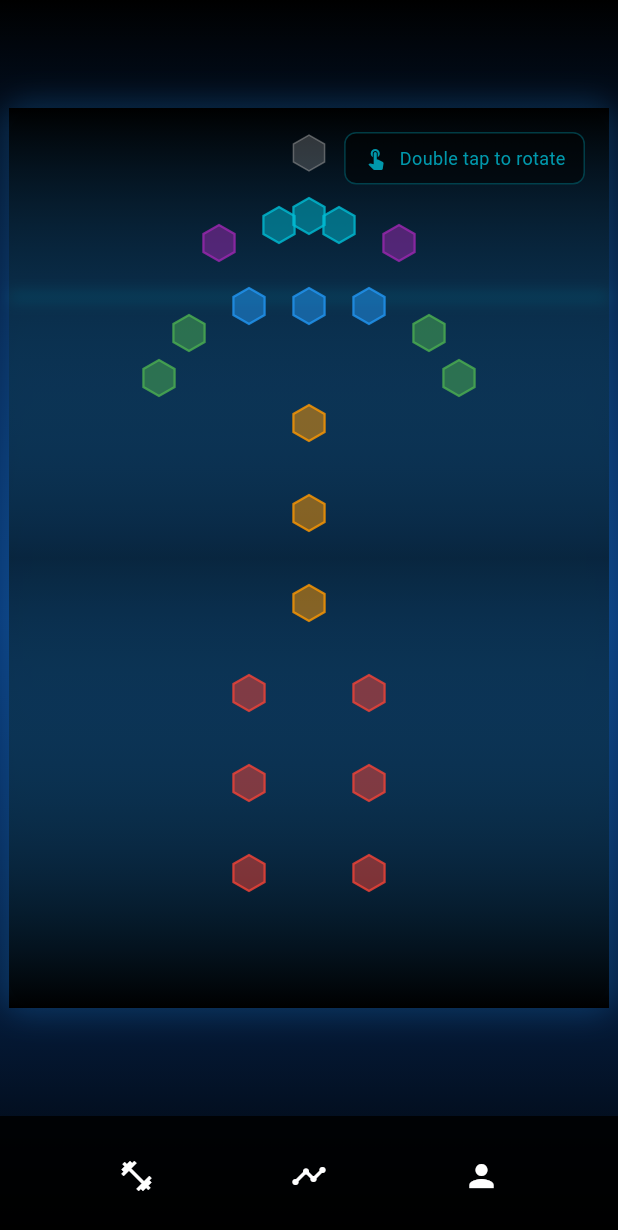
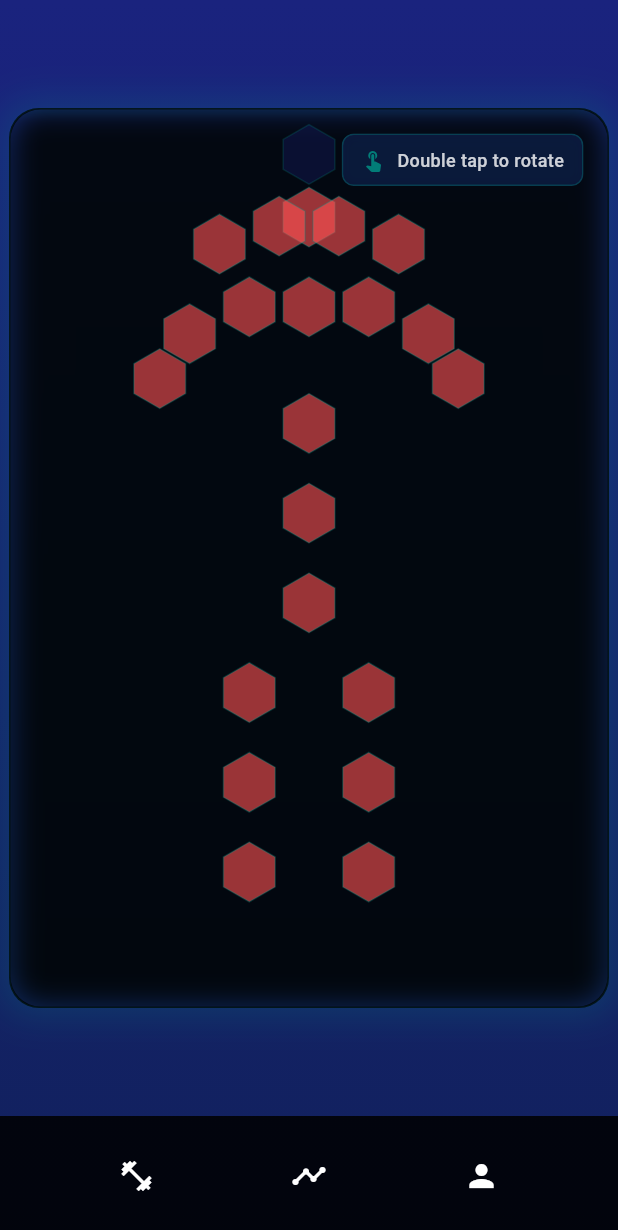
Before and after one commit to seppelz/fit, a Flutter app: the EnhancedBodyModelScreen screen opened directly, after a tap on the "fitness center" icon, on a phone screen of 412 x 824 dp. Shown: the top 1230 px of the screen. Run offline on Flutter 3.47's test engine with Material 3 defaults, Android fonts, the phone set to English and light mode, and no system bars; our stand-ins replace cloud_firestore, firebase_auth, firebase_core, google_sign_in, sign_in_with_apple, sqflite; accounts and stored records are empty; statements that could not run were skipped.

Commit message:
feat: update UI with professional theme and enhanced visual effects

```diff
--- a/lib/models/muscle_group_model.dart
+++ b/lib/models/muscle_group_model.dart
@@ -1,38 +1,63 @@
+import 'package:flutter/material.dart';
+
 enum MuscleGroups {
-    neck(
+  neck(
     displayName: 'Neck',
     description: 'Neck muscles including trapezius and levator scapulae',
+    baseColor: Color(0xFF8D6E63), // Brown[600]
   ),
   shoulders(
     displayName: 'Shoulders',
     description: 'Deltoids and rotator cuff muscles',
+    baseColor: Color(0xFF1E88E5), // Blue[600]
   ),
   arms(
     displayName: 'Arms',
     description: 'Biceps, triceps, and forearm muscles',
+    baseColor: Color(0xFF546E7A), // BlueGrey[600]
   ),
   chest(
     displayName: 'Chest',
     description: 'Pectoralis major and minor',
+    baseColor: Color(0xFFE53935), // Red[600]
   ),
   core(
     displayName: 'Core',
     description: 'Abdominal and lower back muscles',
+    baseColor: Color(0xFF43A047), // Green[600]
   ),
   back(
-  displayName: 'Back',
-  description: 'Latissimus dorsi, rhomboids, and trapezius muscles',
-),
+    displayName: 'Back',
+    description: 'Latissimus dorsi, rhomboids, and trapezius muscles',
+    baseColor: Color(0xFF3949AB), // Indigo[600]
+  ),
   legs(
     displayName: 'Legs',
     description: 'Quadriceps, hamstrings, calves, and glutes',
+    baseColor: Color(0xFF616161), // Grey[700]
   );
 
   final String displayName;
   final String description;
+  final Color baseColor;
 
   const MuscleGroups({
     required this.displayName,
     required this.description,
+    required this.baseColor,
   });
+
+  Color getDisplayColor({required bool isCompleted, required bool isHovered, double opacity = 1.0}) {
+    if (isHovered) {
+      return baseColor.withOpacity(0.8);
+    }
+
+    if (isCompleted) {
+      // Light green glow for completed exercises
+      return const Color(0xFF8BC34A).withOpacity(opacity); // Light green
+    }
+
+    // Light red for uncompleted exercises
+    return const Color(0xFFFF5252).withOpacity(opacity); // Light red
+  }
 }
--- a/lib/screens/body_model/enhanced_body_model_screen.dart
+++ b/lib/screens/body_model/enhanced_body_model_screen.dart
@@ -16,9 +16,9 @@ class EnhancedBodyModelScreen extends StatelessWidget {
             begin: Alignment.topCenter,
             end: Alignment.bottomCenter,
             colors: [
-              Colors.black,
-              Colors.blue.shade900.withOpacity(0.6),
-              Colors.black,
+              const Color(0xFF1A237E), // Deep Navy Blue
+              const Color(0xFF1A237E).withOpacity(0.8),
+              const Color(0xFF1A237E).withOpacity(0.6),
             ],
             stops: const [0.0, 0.5, 1.0],
           ),
@@ -35,41 +35,23 @@ class EnhancedBodyModelScreen extends StatelessWidget {
                     borderRadius: BorderRadius.circular(20),
                     boxShadow: [
                       BoxShadow(
-                        color: Colors.blue.withOpacity(0.2),
-                        blurRadius: 15,
+                        color: const Color(0xFF009688).withOpacity(0.2), // Teal glow
+                        blurRadius: 20,
                         spreadRadius: 5,
                       ),
                     ],
+                    border: Border.all(
+                      color: const Color(0xFF009688).withOpacity(0.1), // Subtle teal border
+                      width: 1,
+                    ),
                   ),
                   child: Stack(
                     children: [
-                      const HolographicBodyModel(),
-                      // Selected muscle info overlay
-                      Positioned(
-                        bottom: 16,
-                        left: 16,
-                        right: 16,
-                        child: Consumer<MuscleGroupProvider>(
-                          builder: (context, provider, child) {
-                            if (provider.selectedGroup == null) return const SizedBox();
-                            return Container(
-                              padding: const EdgeInsets.all(12),
-                              decoration: BoxDecoration(
-                                color: Colors.black54,
-                                borderRadius: BorderRadius.circular(12),
-                                border: Border.all(
-                                  color: Colors.cyan.withOpacity(0.3),
-                                ),
-                              ),
-                              child: Text(
-                                'Selected: ${provider.selectedGroup.toString().split('.').last}',
-                                style: const TextStyle(
-                                  color: Colors.white,
-                                  fontSize: 16,
-                                ),
-                              ),
-                            );
-                          },
+                      ClipRRect(
+                        borderRadius: BorderRadius.circular(20),
+                        child: BackdropFilter(
+                          filter: ImageFilter.blur(sigmaX: 10, sigmaY: 10),
+                          child: const HolographicBodyModel(),
                         ),
                       ),
                     ],
--- a/lib/screens/body_model/painters/hexagonal_grid_painter.dart
+++ b/lib/screens/body_model/painters/hexagonal_grid_painter.dart
@@ -111,6 +111,7 @@ class HexagonalGridPainter extends CustomPainter {
   final double animationValue;
   final double pulseValue;
   final bool isBackView;
+  final Set<MuscleGroups> completedMuscles;
 
   HexagonalGridPainter({
     this.hoveredMuscle,
@@ -118,104 +119,123 @@ class HexagonalGridPainter extends CustomPainter {
     required this.animationValue,
     required this.pulseValue,
     this.isBackView = false,
+    required this.completedMuscles,
   });
 
   @override
   void paint(Canvas canvas, Size size) {
-    final hexagonRadius = size.width * 0.03;
+    final hexagonRadius = size.width * 0.05;
 
-    // Draw background gradient
-    final backgroundGradient = LinearGradient(
+    // Draw scanning line effect
+    final scanLineY = size.height * animationValue;
+    final scanLinePaint = Paint()
+      ..shader = LinearGradient(
         begin: Alignment.topCenter,
         end: Alignment.bottomCenter,
         colors: [
-        Colors.black,
-        Colors.blue.withOpacity(0.2),
-        Colors.black,
+          const Color(0xFF009688).withOpacity(0.0), // Teal fade in
+          const Color(0xFF009688).withOpacity(0.5), // Teal peak
+          const Color(0xFF009688).withOpacity(0.0), // Teal fade out
         ],
-    );
+        stops: const [0.0, 0.5, 1.0],
+      ).createShader(Rect.fromLTWH(0, scanLineY - 10, size.width, 20))
+      ..strokeWidth = 2
+      ..maskFilter = const MaskFilter.blur(BlurStyle.normal, 5);
 
-    canvas.drawRect(
-      Offset.zero & size,
-      Paint()..shader = backgroundGradient.createShader(Offset.zero & size),
-    );
-
-    // Draw scanning line effect
-    final scanLineY = size.height * animationValue;
     canvas.drawLine(
       Offset(0, scanLineY),
       Offset(size.width, scanLineY),
-      Paint()
-        ..color = Colors.cyan.withOpacity(0.5)
-        ..strokeWidth = 2
-        ..maskFilter = const MaskFilter.blur(BlurStyle.normal, 5),
+      scanLinePaint,
     );
 
-    // Draw decorative elements (head hexagon) in both views
-    decorativeElements.forEach((element, positions) {
-      for (final position in positions) {
-        final center = Offset(
-          position.dx * size.width,
-          position.dy * size.height,
-        );
+    // Draw grid with enhanced effects
+    void drawHexagon(Offset center, MuscleGroups? muscleGroup, {bool isDecorative = false}) {
+      final path = _createHexagonPath(center, hexagonRadius);
 
-        // Draw head hexagon with a dimmer color
-        final hexagonPath = _createHexagonPath(center, hexagonRadius);
-        final hexagonPaint = Paint()
-          ..color = Colors.grey.withOpacity(0.3)
-          ..style = PaintingStyle.fill;
-
-        canvas.drawPath(hexagonPath, hexagonPaint);
-
-        // Draw border
-        final borderPaint = Paint()
-          ..color = Colors.grey.withOpacity(0.5)
+      // Determine the fill color and effects
+      final Paint fillPaint = Paint();
+      final Paint strokePaint = Paint()
         ..style = PaintingStyle.stroke
         ..strokeWidth = 1.0;
 
-        canvas.drawPath(hexagonPath, borderPaint);
+      if (isDecorative) {
+        // Decorative elements (like head) get a subtle professional look
+        fillPaint.color = const Color(0xFF1A237E).withOpacity(0.3);
+        strokePaint.color = const Color(0xFF009688).withOpacity(0.2);
+      } else if (muscleGroup != null) {
+        final bool isHovered = muscleGroup == hoveredMuscle;
+        final bool isSelected = muscleGroup == selectedMuscle;
+        final bool isCompleted = completedMuscles.contains(muscleGroup);
+
+        // Base color with professional effects
+        fillPaint.color = muscleGroup.getDisplayColor(
+          isCompleted: isCompleted,
+          isHovered: isHovered,
+          opacity: isSelected ? 0.8 : 0.6,
+        );
+
+        // Glow effect for interactive states
+        if (isHovered || isSelected) {
+          canvas.drawPath(
+            path,
+            Paint()
+              ..color = const Color(0xFF009688).withOpacity(0.3)
+              ..maskFilter = const MaskFilter.blur(BlurStyle.normal, 8),
+          );
+        }
+
+        // Pulse effect for completed muscles
+        if (isCompleted) {
+          canvas.drawPath(
+            path,
+            Paint()
+              ..color = const Color(0xFF2E7D32).withOpacity(0.2 * pulseValue)
+              ..maskFilter = const MaskFilter.blur(BlurStyle.normal, 12),
+          );
+        }
+
+        strokePaint.color = isHovered
+            ? const Color(0xFF009688).withOpacity(0.8)
+            : const Color(0xFF009688).withOpacity(0.3);
+      }
+
+      // Draw the hexagon with professional effects
+      canvas.drawPath(path, fillPaint);
+      canvas.drawPath(path, strokePaint);
+    }
+
+    // Draw all hexagons
+    if (!isBackView) {
+      // Draw front view
+      decorativeElements.forEach((element, positions) {
+        for (final position in positions) {
+          drawHexagon(
+            Offset(position.dx * size.width, position.dy * size.height),
+            null,
+            isDecorative: true,
+          );
         }
       });
 
-    // Draw muscle groups based on view
-    final musclePositions = isBackView ? backMuscleGridPositions : muscleGridPositions;
-    musclePositions.forEach((muscle, positions) {
-      final isHovered = hoveredMuscle == muscle;
-      final isSelected = selectedMuscle == muscle;
-      final baseColor = muscleColors[muscle] ?? Colors.blue;
-
+      muscleGridPositions.forEach((muscle, positions) {
         for (final position in positions) {
-        final center = Offset(
-          position.dx * size.width,
-          position.dy * size.height,
+          drawHexagon(
+            Offset(position.dx * size.width, position.dy * size.height),
+            muscle,
           );
-
-        // Draw glow effect for hovered/selected hexagons
-        if (isHovered || isSelected) {
-          final glowPaint = Paint()
-            ..color = baseColor.withOpacity(0.3 + 0.2 * pulseValue)
-            ..maskFilter = const MaskFilter.blur(BlurStyle.normal, 15);
-
-          canvas.drawCircle(center, hexagonRadius * 1.5, glowPaint);
-        }
-
-        // Draw hexagon
-        final hexagonPath = _createHexagonPath(center, hexagonRadius);
-        final hexagonPaint = Paint()
-          ..color = baseColor.withOpacity(isHovered || isSelected ? 0.8 : 0.5)
-          ..style = PaintingStyle.fill;
-
-        canvas.drawPath(hexagonPath, hexagonPaint);
-
-        // Draw hexagon border
-        final borderPaint = Paint()
-          ..color = baseColor.withOpacity(0.8)
-          ..style = PaintingStyle.stroke
-          ..strokeWidth = 1.5;
-
-        canvas.drawPath(hexagonPath, borderPaint);
         }
       });
+    } else {
+      // Draw back view with similar effects
+      backMuscleGridPositions.forEach((muscle, positions) {
+        for (final position in positions) {
+          drawHexagon(
+            Offset(position.dx * size.width, position.dy * size.height),
+            muscle,
+          );
+        }
+      });
+    }
   }
 
   Path _createHexagonPath(Offset center, double radius) {
--- a/lib/screens/body_model/widgets/holographic_body_model.dart
+++ b/lib/screens/body_model/widgets/holographic_body_model.dart
@@ -6,7 +6,16 @@ import '../painters/hexagonal_grid_painter.dart';
 import 'dart:math' as math;
 
 class HolographicBodyModel extends StatefulWidget {
-  const HolographicBodyModel({Key? key}) : super(key: key);
+  final Function(MuscleGroups)? onMuscleSelected;
+  final Function(MuscleGroups)? onMuscleHover;
+  final Set<MuscleGroups> completedMuscles;
+
+  const HolographicBodyModel({
+    super.key,
+    this.onMuscleSelected,
+    this.onMuscleHover,
+    this.completedMuscles = const {},
+  });
 
   @override
   State<HolographicBodyModel> createState() => _HolographicBodyModelState();
@@ -20,32 +29,34 @@ class _HolographicBodyModelState extends State<HolographicBodyModel>
   late AnimationController _pulseController;
   late AnimationController _rotationController;
   late Animation<double> _rotationAnimation;
+  double _rotationAngle = 0;
 
   @override
   void initState() {
     super.initState();
+
+    // Scanning line animation
     _scanLineController = AnimationController(
+      duration: const Duration(seconds: 3),
       vsync: this,
-      duration: const Duration(seconds: 2),
     )..repeat();
 
+    // Pulse animation with easing
     _pulseController = AnimationController(
+      duration: const Duration(milliseconds: 1500),
       vsync: this,
-      duration: const Duration(milliseconds: 1500),
     )..repeat(reverse: true);
 
+    // Smooth rotation animation
     _rotationController = AnimationController(
+      duration: const Duration(milliseconds: 800),
       vsync: this,
-      duration: const Duration(milliseconds: 800),
     );
 
-    _rotationAnimation = Tween<double>(
-      begin: 0,
-      end: math.pi,
-    ).animate(CurvedAnimation(
+    _rotationAnimation = CurvedAnimation(
       parent: _rotationController,
-      curve: Curves.easeInOutBack,
-    ));
+      curve: Curves.easeInOutCubic,
+    );
 
     _rotationController.addStatusListener((status) {
       if (status == AnimationStatus.completed) {
@@ -69,90 +80,147 @@ class _HolographicBodyModelState extends State<HolographicBodyModel>
     _rotationController.forward();
   }
 
+  void _handleHover(PointerEvent details) {
+    final RenderBox box = context.findRenderObject() as RenderBox;
+    final position = box.globalToLocal(details.position);
+    final Size size = box.size;
+
+    final MuscleGroups? muscle = _getMuscleAtPosition(position, size);
+
+    if (muscle != null) {
+      // Show tooltip with muscle name and exercise count
+      final Offset tooltipPosition = details.position;
+      OverlayEntry? overlayEntry;
+
+      overlayEntry = OverlayEntry(
+        builder: (context) => Positioned(
+          top: tooltipPosition.dy - 60,
+          left: tooltipPosition.dx,
+          child: Material(
+            color: Colors.transparent,
+            child: GestureDetector(
+              onTap: () {
+                overlayEntry?.remove();
+                if (widget.onMuscleSelected != null) {
+                  widget.onMuscleSelected!(muscle);
+                }
+              },
+              child: Container(
+                padding: const EdgeInsets.symmetric(horizontal: 16, vertical: 8),
+                decoration: BoxDecoration(
+                  color: Colors.black87,
+                  borderRadius: BorderRadius.circular(8),
+                ),
+                child: Column(
+                  mainAxisSize: MainAxisSize.min,
+                  crossAxisAlignment: CrossAxisAlignment.start,
+                  children: [
+                    Text(
+                      muscle.displayName,
+                      style: const TextStyle(
+                        color: Colors.white,
+                        fontWeight: FontWeight.bold,
+                      ),
+                    ),
+                    Text(
+                      widget.completedMuscles.contains(muscle)
+                          ? 'Completed for today'
+                          : 'Tap to start exercise',
+                      style: TextStyle(
+                        color: widget.completedMuscles.contains(muscle)
+                            ? Colors.green[300]
+                            : Colors.white70,
+                        fontSize: 12,
+                      ),
+                    ),
+                  ],
+                ),
+              ),
+            ),
+          ),
+        ),
+      );
+
+      Overlay.of(context).insert(overlayEntry);
+      Future.delayed(const Duration(milliseconds: 1500), () {
+        overlayEntry?.remove();
+      });
+
+      // Since we're inside the null check, muscle is guaranteed to be non-null here
+      if (widget.onMuscleHover != null) {
+        widget.onMuscleHover!(muscle); // Now muscle is treated as non-null
+      }
+    }
+
+  }
+
   @override
   Widget build(BuildContext context) {
     return Consumer<MuscleGroupProvider>(
       builder: (context, muscleProvider, child) {
         return Stack(
           children: [
-            // Main body model with rotation
             GestureDetector(
               onDoubleTap: _rotateModel,
-              child: AnimatedBuilder(
-                animation: Listenable.merge([
-                  _scanLineController,
-                  _pulseController,
-                  _rotationController,
-                ]),
-                builder: (context, child) {
-                  return Transform(
-                    alignment: Alignment.center,
-                    transform: Matrix4.identity()
-                      ..setEntry(3, 2, 0.001) // perspective
-                      ..rotateY(_rotationAnimation.value),
               child: MouseRegion(
-                      onHover: (event) {
-                        final RenderBox box = context.findRenderObject() as RenderBox;
-                        final position = box.globalToLocal(event.position);
-                        final muscle = _getMuscleAtPosition(position, box.size);
-                        setState(() => _hoveredMuscle = muscle);
-                      },
-                      onExit: (_) => setState(() => _hoveredMuscle = null),
-                      child: GestureDetector(
-                        onTapUp: (details) {
-                          final RenderBox box = context.findRenderObject() as RenderBox;
-                          final position = box.globalToLocal(details.globalPosition);
-                          final muscle = _getMuscleAtPosition(position, box.size);
-                          if (muscle != null) {
-                            muscleProvider.setSelectedGroup(muscle);
-                          }
-                        },
+                onHover: _handleHover,
                 child: CustomPaint(
+                  size: Size.infinite,
                   painter: HexagonalGridPainter(
                     hoveredMuscle: _hoveredMuscle,
                     selectedMuscle: muscleProvider.selectedGroup,
                     animationValue: _scanLineController.value,
                     pulseValue: _pulseController.value,
                     isBackView: _isBackView,
-                          ),
-                          child: Container(),
+                    completedMuscles: widget.completedMuscles,
                   ),
                 ),
               ),
-                  );
-                },
             ),
-            ),
-            // Rotation instruction tooltip
+            // Rotation instruction tooltip with frosted glass effect
             Positioned(
               top: 16,
               right: 16,
+              child: ClipRRect(
+                borderRadius: BorderRadius.circular(8),
+                child: BackdropFilter(
+                  filter: ImageFilter.blur(sigmaX: 5, sigmaY: 5),
                   child: Container(
                     padding: const EdgeInsets.symmetric(horizontal: 12, vertical: 8),
                     decoration: BoxDecoration(
-                  color: Colors.black54,
+                      color: const Color(0xFF1A237E).withOpacity(0.3),
                       borderRadius: BorderRadius.circular(8),
                       border: Border.all(
-                    color: Colors.cyan.withOpacity(0.3),
+                        color: const Color(0xFF009688).withOpacity(0.3),
                       ),
+                      boxShadow: [
+                        BoxShadow(
+                          color: const Color(0xFF009688).withOpacity(0.1),
+                          blurRadius: 8,
+                          spreadRadius: 2,
+                        ),
+                      ],
                     ),
                     child: Row(
                       mainAxisSize: MainAxisSize.min,
                       children: [
                         Icon(
                           Icons.touch_app,
-                      color: Colors.cyan.withOpacity(0.8),
+                          color: const Color(0xFF009688).withOpacity(0.8),
                           size: 16,
                         ),
                         const SizedBox(width: 8),
                         Text(
                           'Double tap to rotate',
                           style: TextStyle(
-                        color: Colors.cyan.withOpacity(0.8),
+                            color: Colors.white.withOpacity(0.8),
                             fontSize: 12,
+                            fontWeight: FontWeight.w500,
                           ),
                         ),
                       ],
+                    ),
+                  ),
                 ),
               ),
             ),
```
Also changed, not shown: lib/screens/body_model/widgets/muscle_info_card.dart (+99 -37 lines). Lines whose indentation alone changed are shown as unchanged.
